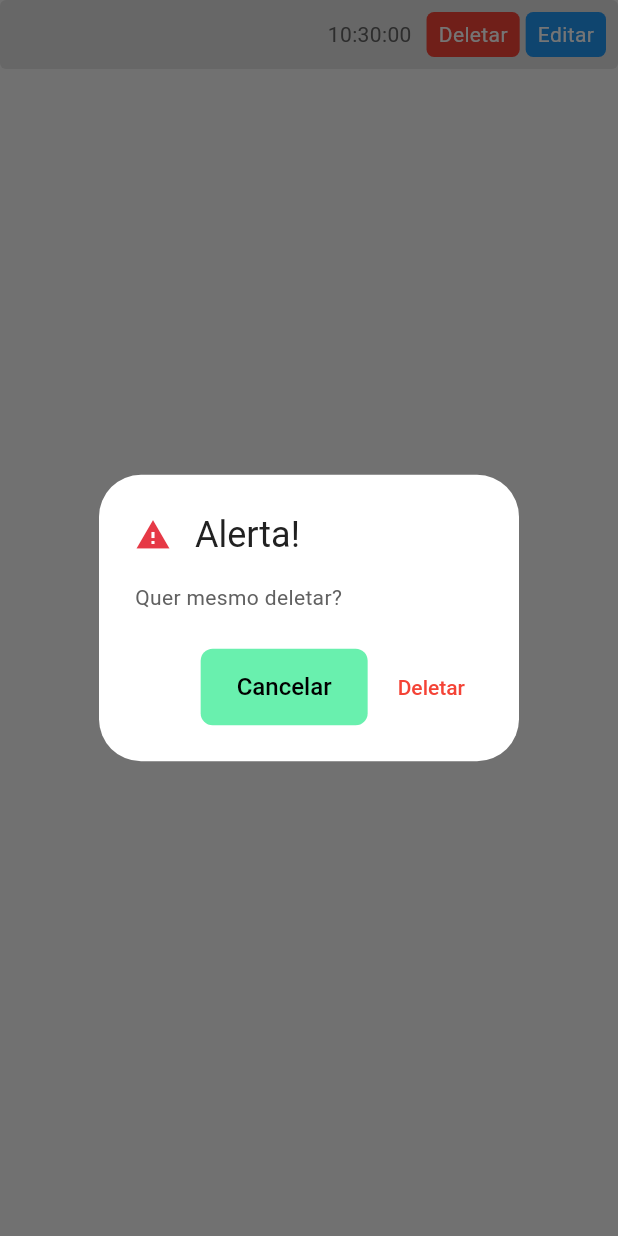
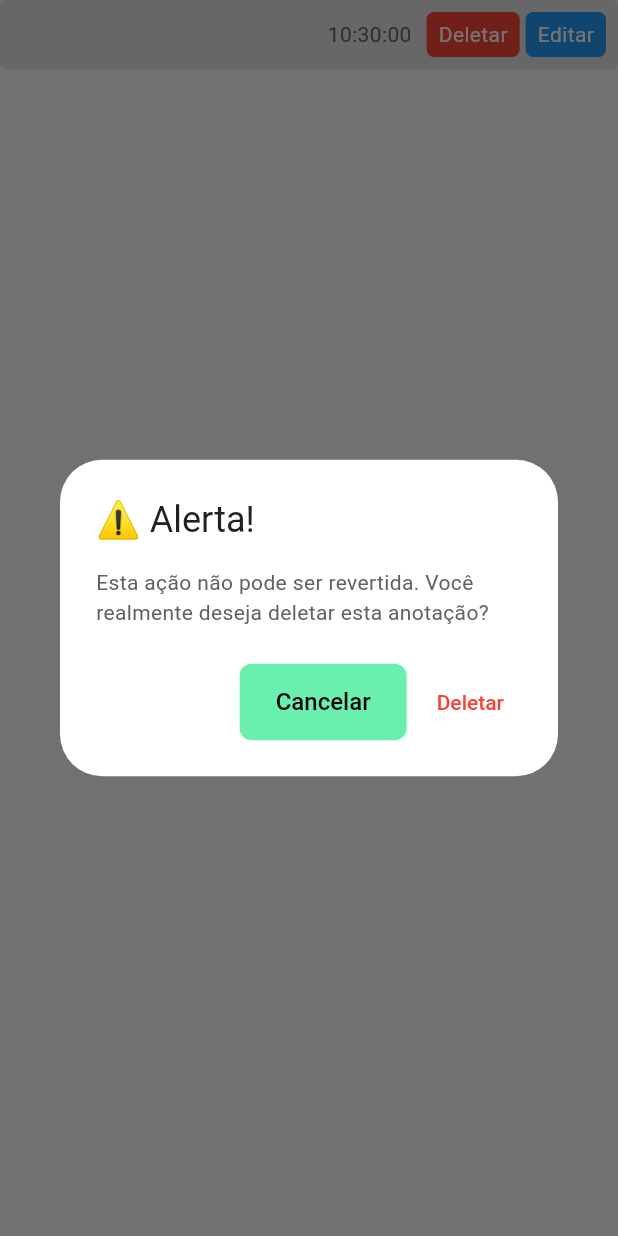
Before and after one commit to valdomiro22/rastreabilidade_barris_2, a Flutter app: the ItemAnotacaoWidget widget shown alone on an empty page, opened directly with empty values, after a tap on "Deletar", on a phone screen of 412 x 824 dp. Run offline on Flutter 3.47's test engine with Material 3 defaults, Android fonts, the phone set to English and light mode, and no system bars; our stand-ins replace cached_network_image, cloud_firestore, dartz, equatable, firebase_auth, firebase_core and 9 more; missing offline and left inert: barcode_scan2; accounts and stored records are empty; generated files the repository leaves out were written again.

```diff
--- a/lib/features/anotacoes/presentation/widgets/item_anotacao_widget.dart
+++ b/lib/features/anotacoes/presentation/widgets/item_anotacao_widget.dart
@@ -64,12 +64,12 @@ class _ItemAnotacaoWidgetState extends ConsumerState<ItemAnotacaoWidget> {
             return AlertDialog(
               title: Row(
                 children: [
-                  Icon(Icons.warning, color: AppColors.primaryRed),
-                  SizedBox(width: 16),
-                  Text('Alerta!', style: TextStyle(color: AppColors.primaryDarkText)),
+                  // Icon(Icons.warning, color: AppColors.primaryRed),
+                  // SizedBox(width: 16),
+                  Text('⚠️ Alerta!', style: TextStyle(color: AppColors.primaryDarkText)),
                 ],
               ),
-              content: Text('Quer mesmo deletar?'),
+              content: Text('Esta ação não pode ser revertida. Você realmente deseja deletar esta anotação?'),
               actions: [
                 ElevatedButton(
                   onPressed: () {
```
Also changed, not shown: lib/features/anotacoes/presentation/widgets/adicionar_nota_widget.dart (+0 -7 lines), lib/features/producoes/presentation/screens/home/home_screen.dart (+4 -4 lines).
